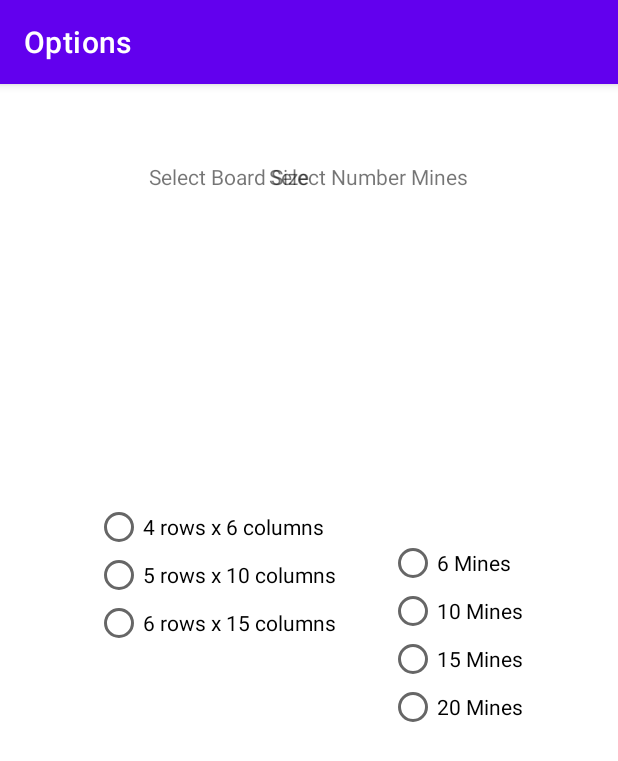
After one commit to shadmanh123/Android_Game_App, an Android app: the OptionActivity screen opened directly, with no data from a screen before it, on a phone screen of 412 x 824 dp. The commit adds this screen. Shown: the top 761 px of the screen. Run offline under Robolectric (Android 15) with nearby library versions, the phone set to English and light mode, and no system bars.

Commit message:
Create radio buttons as Options in OptionActivity file

```diff
--- /dev/null
+++ b/app/src/main/java/ca/cmpt276/as3/OptionActivity.java
@@ -0,0 +1,69 @@
+package ca.cmpt276.as3;
+
+import androidx.appcompat.app.AppCompatActivity;
+
+import android.os.Bundle;
+import android.view.View;
+import android.widget.RadioButton;
+import android.widget.RadioGroup;
+import android.widget.Toast;
+
+public class OptionActivity extends AppCompatActivity {
+
+    @Override
+    protected void onCreate(Bundle savedInstanceState) {
+        super.onCreate(savedInstanceState);
+        setContentView(R.layout.activity_option);
+        createRadioBoardButtons();
+        createRadioMinesButtons();
+
+    }
+
+    private void createRadioBoardButtons() {
+        RadioGroup group = (RadioGroup) findViewById(R.id.radio_group_board_size);
+        int[] boardSizes = getResources().getIntArray(R.array.board_sizes);
+        int[] numMines = getResources().getIntArray(R.array.num_mines);
+
+        // create the buttons
+        for (int i = 0; i < boardSizes.length; i++) {
+            int boardSize= boardSizes[i];
+            int numMine = numMines[i];
+            RadioButton button = new RadioButton(this);
+            button.setText(boardSize + " rows x " + numMine + " columns");
+
+            // add to radio group
+            group.addView(button);
+        }
+
+    }
+
+
+    private void createRadioMinesButtons(){
+        RadioGroup group = (RadioGroup) findViewById(R.id.radio_group_num_mines);
+        int[] numMines = getResources().getIntArray(R.array.num_mines);
+
+        // create the buttons
+        for (int i = 0; i < numMines.length; i++) {
+            int numMine = numMines[i];
+            RadioButton button = new RadioButton(this);
+            button.setText(numMine + " Mines");
+
+            // meaningless message
+            button.setOnClickListener(new View.OnClickListener() {
+                @Override
+                public void onClick(View v) {
+                    Toast.makeText(OptionActivity.this, "You clicked " + numMine, Toast.LENGTH_SHORT).show();
+                }
+            });
+
+            // add to radio group
+            group.addView(button);
+        }
+    }
+
+
+//    @Override
+//    public void onBackPressed() {
+//
+//    }
+}
--- /dev/null
+++ b/app/src/main/res/layout/activity_option.xml
@@ -0,0 +1,53 @@
+<?xml version="1.0" encoding="utf-8"?>
+<androidx.constraintlayout.widget.ConstraintLayout xmlns:android="http://schemas.android.com/apk/res/android"
+    xmlns:app="http://schemas.android.com/apk/res-auto"
+    xmlns:tools="http://schemas.android.com/tools"
+    android:layout_width="match_parent"
+    android:layout_height="match_parent"
+    tools:context=".OptionActivity">
+
+    <RadioGroup
+        android:id="@+id/radio_group_num_mines"
+        android:layout_width="wrap_content"
+        android:layout_height="wrap_content"
+        app:layout_constraintBottom_toBottomOf="parent"
+        app:layout_constraintEnd_toEndOf="parent"
+        app:layout_constraintHorizontal_bias="0.804"
+        app:layout_constraintStart_toStartOf="parent"
+        app:layout_constraintTop_toTopOf="parent"
+        app:layout_constraintVertical_bias="0.474" />
+
+    <TextView
+        android:id="@+id/select_mines"
+        android:layout_width="wrap_content"
+        android:layout_height="wrap_content"
+        android:layout_marginTop="52dp"
+        android:layout_marginEnd="100dp"
+        android:text="Select Number Mines"
+        app:layout_constraintEnd_toEndOf="parent"
+        app:layout_constraintTop_toTopOf="parent" />
+
+    <TextView
+        android:id="@+id/select_board"
+        android:layout_width="wrap_content"
+        android:layout_height="wrap_content"
+        android:layout_marginStart="104dp"
+        android:layout_marginTop="52dp"
+        android:text="Select Board Size"
+        app:layout_constraintEnd_toStartOf="@+id/select_mines"
+        app:layout_constraintHorizontal_bias="0.154"
+        app:layout_constraintStart_toStartOf="parent"
+        app:layout_constraintTop_toTopOf="parent" />
+
+    <RadioGroup
+        android:id="@+id/radio_group_board_size"
+        android:layout_width="wrap_content"
+        android:layout_height="wrap_content"
+        app:layout_constraintBottom_toBottomOf="parent"
+        app:layout_constraintEnd_toEndOf="parent"
+        app:layout_constraintHorizontal_bias="0.251"
+        app:layout_constraintStart_toStartOf="parent"
+        app:layout_constraintTop_toTopOf="parent"
+        app:layout_constraintVertical_bias="0.416" />
+
+</androidx.constraintlayout.widget.ConstraintLayout>
--- /dev/null
+++ b/app/src/main/res/values/board_size.xml
@@ -0,0 +1,9 @@
+<?xml version="1.0" encoding="utf-8"?>
+<resources>
+    <integer-array name="board_sizes">
+        <item>4</item>
+        <item>5</item>
+        <item>6</item>
+    </integer-array>
+
+</resources>
--- /dev/null
+++ b/app/src/main/res/values/number_mines.xml
@@ -0,0 +1,9 @@
+<?xml version="1.0" encoding="utf-8"?>
+<resources>
+    <integer-array name="num_mines">
+        <item>6</item>
+        <item>10</item>
+        <item>15</item>
+        <item>20</item>
+    </integer-array>
+</resources>
--- a/app/src/main/res/values/strings.xml
+++ b/app/src/main/res/values/strings.xml
@@ -1,5 +1,6 @@
 <resources>
     <string name="app_name">Mine Seeker</string>
     <string name="main_menu">Main Menu</string>
+    <string name="option">Options</string>
 
 </resources>
```
Also changed, not shown: app/src/main/AndroidManifest.xml (+13 -5 lines), app/src/main/java/ca/cmpt276/as3/MainActivity.java (+8 -7 lines), app/src/main/java/ca/cmpt276/as3/MainMenu.java (+9 -0 lines), app/src/main/res/layout/activity_main_menu.xml (+11 -1 lines).
